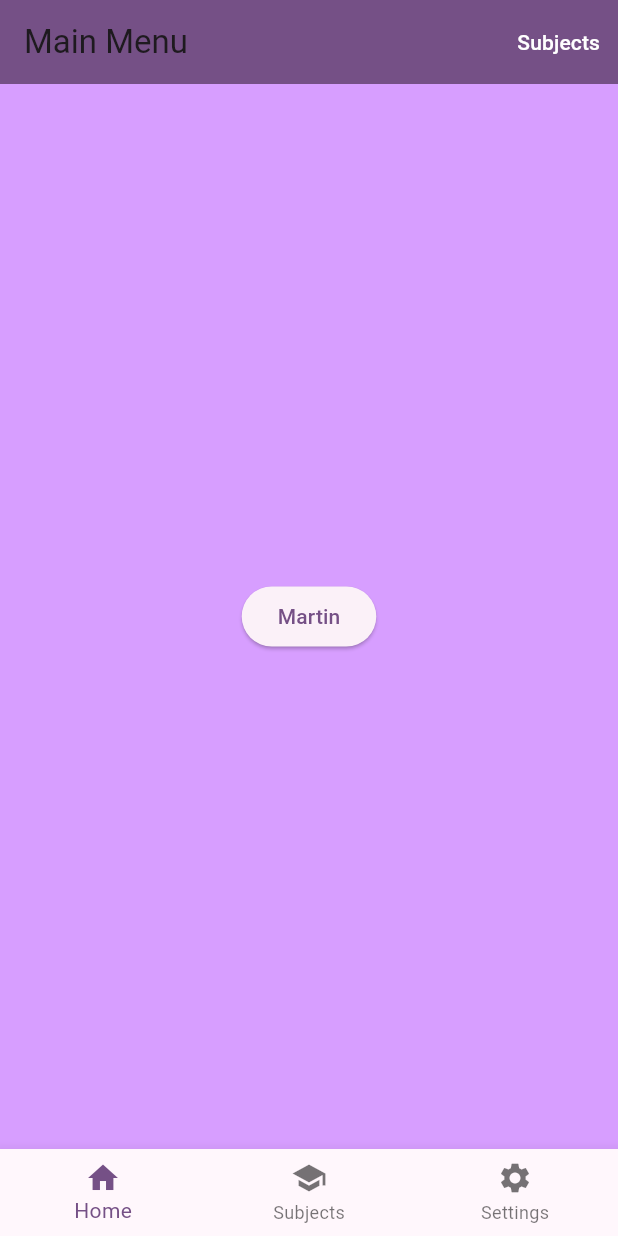
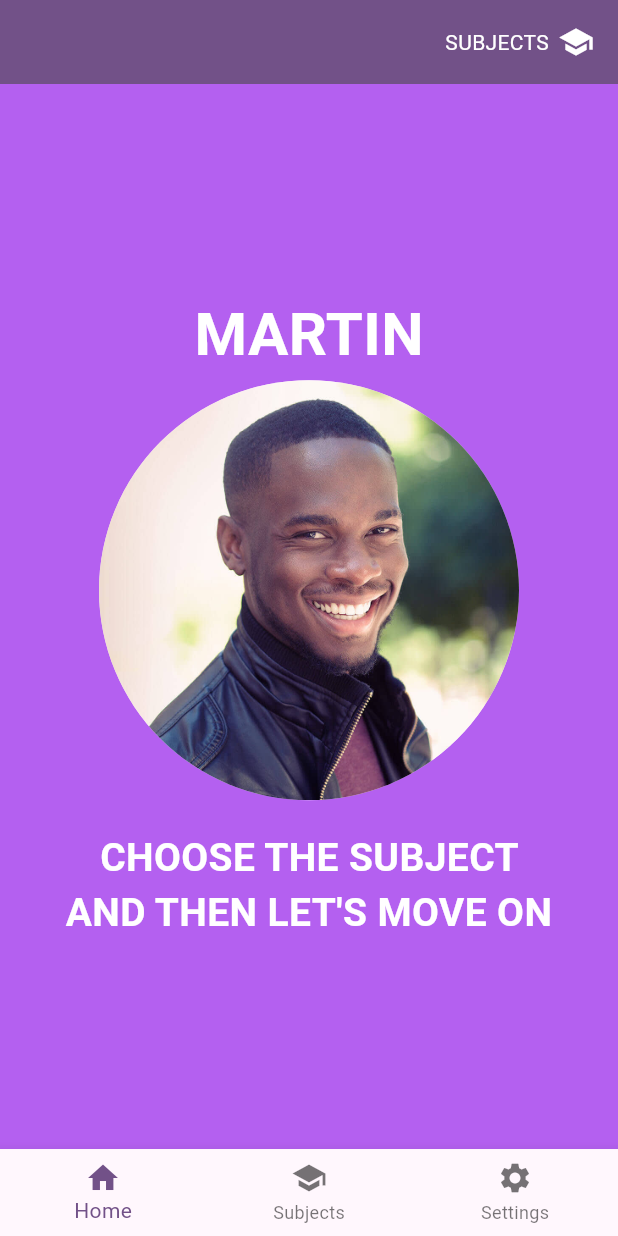
Before and after one commit to cristinarits/davai_app, a Flutter app: the screen it shows after launch, on a phone screen of 412 x 824 dp. Run offline on Flutter 3.47's test engine with Material 3 defaults, Android fonts, the phone set to English and light mode, and no system bars.

Commit message:
feat: main menu demo shitty version

```diff
--- /dev/null
+++ b/devtools_options.yaml
@@ -0,0 +1,3 @@
+description: This file stores settings for Dart & Flutter DevTools.
+documentation: https://docs.flutter.dev/tools/devtools/extensions#configure-extension-enablement-states
+extensions:
--- a/lib/main.dart
+++ b/lib/main.dart
@@ -16,7 +16,7 @@
         title: 'davai',
         theme: ThemeData(
           colorScheme: ColorScheme.fromSeed(
-            seedColor: const Color.fromARGB(255, 72, 16, 100),
+            seedColor: const Color.fromARGB(255, 180, 96, 240),
           ),
         ),
         home: MyHomePage(),
@@ -25,9 +25,7 @@
   }
 }
 
-class MyAppState extends ChangeNotifier {
-
-}
+class MyAppState extends ChangeNotifier {}
 
 class MyHomePage extends StatefulWidget {
   @override
@@ -40,30 +38,66 @@
   @override
   Widget build(BuildContext context) {
     return Scaffold(
-      backgroundColor: const Color.fromARGB(255, 215, 158, 255),
+      backgroundColor: const Color.fromARGB(255, 180, 96, 240),
       appBar: AppBar(
-        title: const Text('Main Menu'),
         backgroundColor: Theme.of(context).colorScheme.primary,
         actions: [
-          TextButton(
-            onPressed: () {
-              print('Subjects button pressed');
-            },
-            child: const Text(
-              'Subjects',
-              style: TextStyle(color: Colors.white),
+          Padding(
+            padding: const EdgeInsets.only(right: 16.0),
+            child: PopupMenuButton<String>(
+              onSelected: (value) {
+                print('selected subject: $value');
+              },
+              child: Row(
+                children: [
+                  Text(
+                    'SUBJECTS',
+                    style: TextStyle(color: Colors.white),
+                  ),
+                  SizedBox(width: 6),
+                  Icon(Icons.school, color: Colors.white),
+                ],
+              ),
+              itemBuilder: (context) => [
+                PopupMenuItem(value: 'history', child: Text('History')),
+                PopupMenuItem(value: 'biology', child: Text('Biology')),
+              ],
             ),
           ),
         ],
       ),
+      body: Center(
+        child: Column(
+          mainAxisSize: MainAxisSize.min,
+          children: [
+            Text(
+              'MARTIN',
+              style: TextStyle(
+                  fontSize: 40,
+                  fontWeight: FontWeight.bold,
+                  color: Colors.white),
+            ),
+            SizedBox(height: 2), // the gap
+            CircleAvatar(
+              radius: 140,
+              backgroundImage: AssetImage('assets/profile.jpg'),
+            ),
+            SizedBox(height: 20),
 
-      body: Center(
-        child: ElevatedButton(
-          onPressed: () {},
-          child: const Text('Martin'),
+          Padding(padding: const EdgeInsets.symmetric(horizontal: 40.0),
+            child: Text(
+              "CHOOSE THE SUBJECT AND THEN LET'S MOVE ON",
+              textAlign: TextAlign.center,
+              style: TextStyle(
+                fontSize: 26,
+                fontWeight: FontWeight.bold,
+                color: Colors.white
+              ),
+              ),
+            )
+          ],
         ),
       ),
-
       bottomNavigationBar: BottomNavigationBar(
         currentIndex: myIndex,
         onTap: (index) {
--- a/pubspec.yaml
+++ b/pubspec.yaml
@@ -19,3 +19,5 @@ dev_dependencies:
 
 flutter:
   uses-material-design: true
+  assets:
+    - assets/
```
Also changed, not shown: assets/profile.jpg (added).
